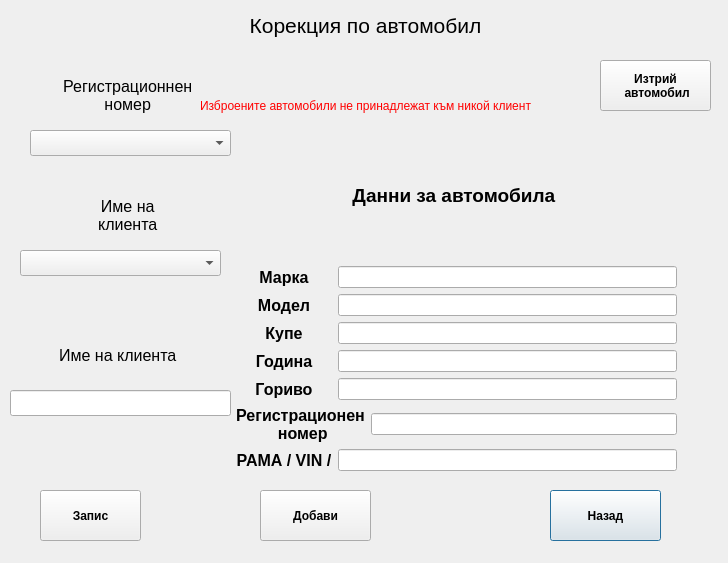
First picture: the form in removechangeauto.ui, repository JohnnyBrawo/CarServ, before the edit.
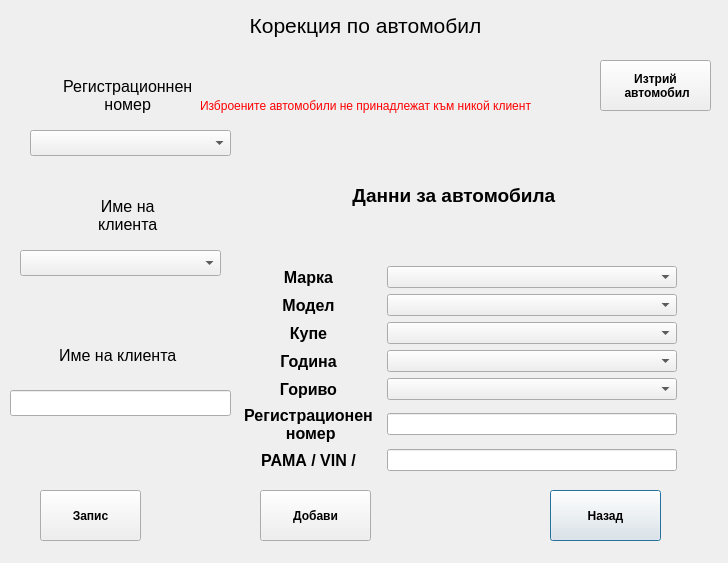
Second picture: the form after the edit.

Commit message: Change Edit/remove client auto form - See TODO comments

Diff of the .ui file:
```diff
--- a/removechangeauto.ui
+++ b/removechangeauto.ui
@@ -168,9 +168,6 @@
       </property>
      </widget>
     </item>
-    <item row="5" column="1" colspan="2">
-     <widget class="QLineEdit" name="LText_DelChangeFuel"/>
-    </item>
     <item row="2" column="0">
      <widget class="QLabel" name="L_Change_Model">
       <property name="font">
@@ -188,12 +185,6 @@
       </property>
      </widget>
     </item>
-    <item row="3" column="1" colspan="2">
-     <widget class="QLineEdit" name="LText_DelChangeType"/>
-    </item>
-    <item row="6" column="2">
-     <widget class="QLineEdit" name="LText_DelChangeRegNumber"/>
-    </item>
     <item row="7" column="0">
      <widget class="QLabel" name="L_Change_VIN">
       <property name="font">
@@ -211,12 +202,6 @@
       </property>
      </widget>
     </item>
-    <item row="1" column="1" colspan="2">
-     <widget class="QLineEdit" name="LText_DelChangeMarka"/>
-    </item>
-    <item row="2" column="1" colspan="2">
-     <widget class="QLineEdit" name="LText_DelChangeModel"/>
-    </item>
     <item row="0" column="0" colspan="3">
      <widget class="QLabel" name="L_ChangeAutoInfo">
       <property name="font">
@@ -251,24 +236,6 @@
       </property>
      </widget>
     </item>
-    <item row="6" column="0" colspan="2">
-     <widget class="QLabel" name="L_Change_RegNumber">
-      <property name="font">
-       <font>
-        <pointsize>12</pointsize>
-        <weight>75</weight>
-        <bold>true</bold>
-       </font>
-      </property>
-      <property name="text">
-       <string>Регистрационен 
- номер</string>
-      </property>
-      <property name="alignment">
-       <set>Qt::AlignCenter</set>
-      </property>
-     </widget>
-    </item>
     <item row="4" column="0">
      <widget class="QLabel" name="L_Change_Year">
       <property name="font">
@@ -306,8 +273,41 @@
     <item row="7" column="1" colspan="2">
      <widget class="QLineEdit" name="LText_DelChangeVIN"/>
     </item>
+    <item row="1" column="1" colspan="2">
+     <widget class="QComboBox" name="m_ComboMarka"/>
+    </item>
+    <item row="2" column="1" colspan="2">
+     <widget class="QComboBox" name="m_ComboModel"/>
+    </item>
+    <item row="5" column="1" colspan="2">
+     <widget class="QComboBox" name="m_ComboFuel"/>
+    </item>
     <item row="4" column="1" colspan="2">
-     <widget class="QLineEdit" name="LText_DelChangeYear"/>
+     <widget class="QComboBox" name="m_ComboYear"/>
+    </item>
+    <item row="3" column="1" colspan="2">
+     <widget class="QComboBox" name="m_ComboType"/>
+    </item>
+    <item row="6" column="0">
+     <widget class="QLabel" name="L_Change_RegNumber">
+      <property name="font">
+       <font>
+        <pointsize>12</pointsize>
+        <weight>75</weight>
+        <bold>true</bold>
+       </font>
+      </property>
+      <property name="text">
+       <string>Регистрационен 
+ номер</string>
+      </property>
+      <property name="alignment">
+       <set>Qt::AlignCenter</set>
+      </property>
+     </widget>
+    </item>
+    <item row="6" column="1" colspan="2">
+     <widget class="QLineEdit" name="LText_DelChangeRegNumber"/>
     </item>
    </layout>
   </widget>
```
The commit also changes 19 other files.
